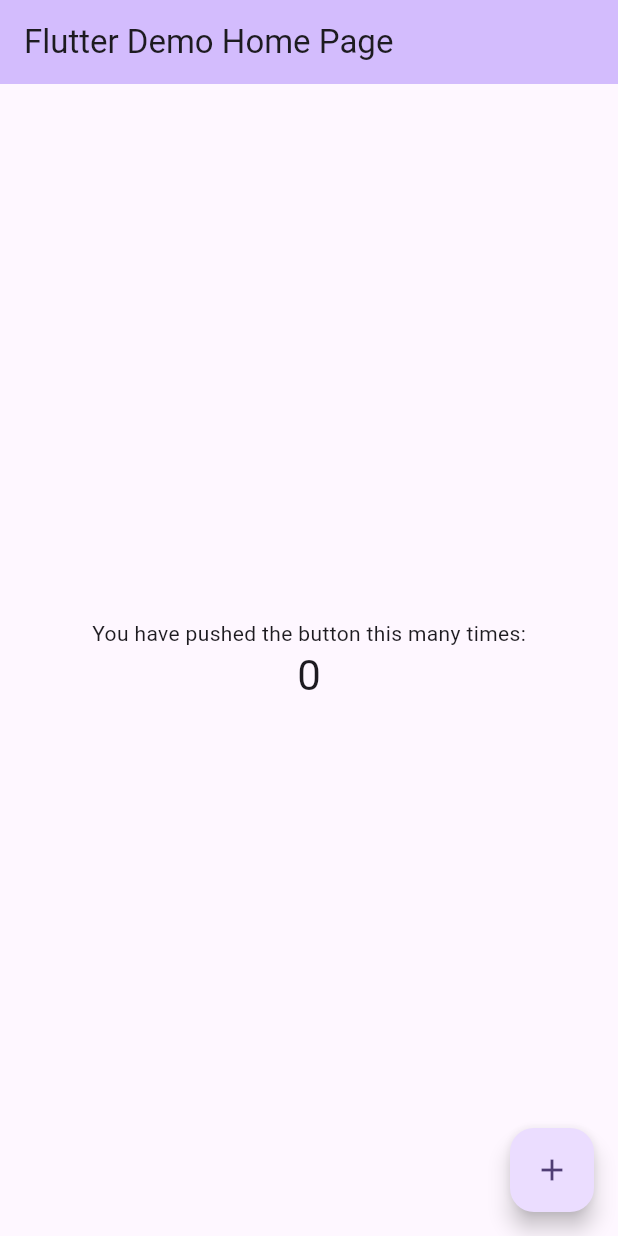
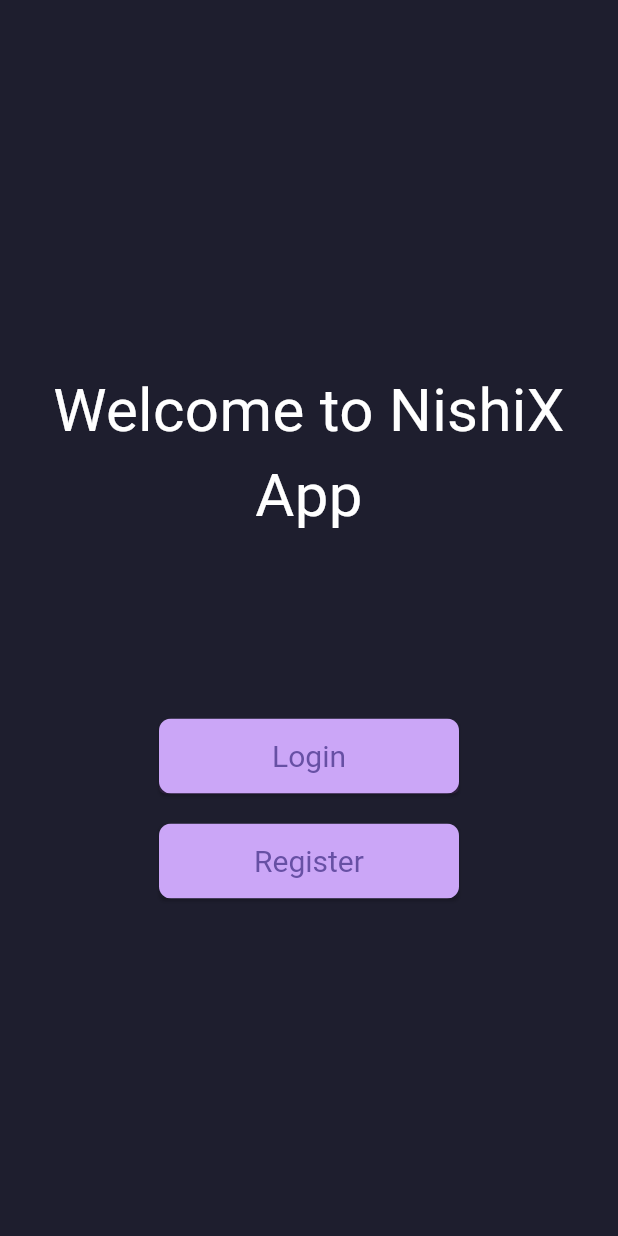
Before and after one commit to Arelennee/To_Do_Flutter, a Flutter app: the screen it shows after launch, on a phone screen of 412 x 824 dp. Run offline on Flutter 3.47's test engine with Material 3 defaults, Android fonts, the phone set to English and light mode, and no system bars.

Commit message:
Login y Register añadidos

```diff
--- a/lib/main.dart
+++ b/lib/main.dart
@@ -1,122 +1,13 @@
 import 'package:flutter/material.dart';
+import 'screens/home_screen.dart';
 
 void main() {
-  runApp(const MyApp());
+  runApp(MyApp());
 }
 
 class MyApp extends StatelessWidget {
-  const MyApp({super.key});
-
-  // This widget is the root of your application.
   @override
   Widget build(BuildContext context) {
-    return MaterialApp(
-      title: 'Flutter Demo',
-      theme: ThemeData(
-        // This is the theme of your application.
-        //
-        // TRY THIS: Try running your application with "flutter run". You'll see
-        // the application has a purple toolbar. Then, without quitting the app,
-        // try changing the seedColor in the colorScheme below to Colors.green
-        // and then invoke "hot reload" (save your changes or press the "hot
-        // reload" button in a Flutter-supported IDE, or press "r" if you used
-        // the command line to start the app).
-        //
-        // Notice that the counter didn't reset back to zero; the application
-        // state is not lost during the reload. To reset the state, use hot
-        // restart instead.
-        //
-        // This works for code too, not just values: Most code changes can be
-        // tested with just a hot reload.
-        colorScheme: ColorScheme.fromSeed(seedColor: Colors.deepPurple),
-      ),
-      home: const MyHomePage(title: 'Flutter Demo Home Page'),
-    );
+    return MaterialApp(title: 'To-do App', home: HomeScreen());
   }
 }
-
-class MyHomePage extends StatefulWidget {
-  const MyHomePage({super.key, required this.title});
-
-  // This widget is the home page of your application. It is stateful, meaning
-  // that it has a State object (defined below) that contains fields that affect
-  // how it looks.
-
-  // This class is the configuration for the state. It holds the values (in this
-  // case the title) provided by the parent (in this case the App widget) and
-  // used by the build method of the State. Fields in a Widget subclass are
-  // always marked "final".
-
-  final String title;
-
-  @override
-  State<MyHomePage> createState() => _MyHomePageState();
-}
-
-class _MyHomePageState extends State<MyHomePage> {
-  int _counter = 0;
-
-  void _incrementCounter() {
-    setState(() {
-      // This call to setState tells the Flutter framework that something has
-      // changed in this State, which causes it to rerun the build method below
-      // so that the display can reflect the updated values. If we changed
-      // _counter without calling setState(), then the build method would not be
-      // called again, and so nothing would appear to happen.
-      _counter++;
-    });
-  }
-
-  @override
-  Widget build(BuildContext context) {
-    // This method is rerun every time setState is called, for instance as done
-    // by the _incrementCounter method above.
-    //
-    // The Flutter framework has been optimized to make rerunning build methods
-    // fast, so that you can just rebuild anything that needs updating rather
-    // than having to individually change instances of widgets.
-    return Scaffold(
-      appBar: AppBar(
-        // TRY THIS: Try changing the color here to a specific color (to
-        // Colors.amber, perhaps?) and trigger a hot reload to see the AppBar
-        // change color while the other colors stay the same.
-        backgroundColor: Theme.of(context).colorScheme.inversePrimary,
-        // Here we take the value from the MyHomePage object that was created by
-        // the App.build method, and use it to set our appbar title.
-        title: Text(widget.title),
-      ),
-      body: Center(
-        // Center is a layout widget. It takes a single child and positions it
-        // in the middle of the parent.
-        child: Column(
-          // Column is also a layout widget. It takes a list of children and
-          // arranges them vertically. By default, it sizes itself to fit its
-          // children horizontally, and tries to be as tall as its parent.
-          //
-          // Column has various properties to control how it sizes itself and
-          // how it positions its children. Here we use mainAxisAlignment to
-          // center the children vertically; the main axis here is the vertical
-          // axis because Columns are vertical (the cross axis would be
-          // horizontal).
-          //
-          // TRY THIS: Invoke "debug painting" (choose the "Toggle Debug Paint"
-          // action in the IDE, or press "p" in the console), to see the
-          // wireframe for each widget.
-          mainAxisAlignment: MainAxisAlignment.center,
-          children: <Widget>[
-            const Text('You have pushed the button this many times:'),
-            Text(
-              '$_counter',
-              style: Theme.of(context).textTheme.headlineMedium,
-            ),
-          ],
-        ),
-      ),
-      floatingActionButton: FloatingActionButton(
-        onPressed: _incrementCounter,
-        tooltip: 'Increment',
-        child: const Icon(Icons.add),
-      ), // This trailing comma makes auto-formatting nicer for build methods.
-    );
-  }
-}
--- /dev/null
+++ b/lib/screens/home_screen.dart
@@ -0,0 +1,97 @@
+import 'package:flutter/material.dart';
+import 'package:animations/animations.dart';
+
+import 'login_screen.dart';
+import 'register_screen.dart';
+
+class HomeScreen extends StatelessWidget {
+  const HomeScreen({super.key});
+
+  @override
+  Widget build(BuildContext context) {
+    return Scaffold(
+      backgroundColor: Color(0xFF1E1E2E),
+      body: Center(
+        child: Column(
+          mainAxisAlignment: MainAxisAlignment.center,
+          children: [
+            Padding(
+              padding: EdgeInsets.all(20),
+              child: Text(
+                'Welcome to NishiX App',
+                textAlign: TextAlign.center,
+                style: TextStyle(
+                  fontSize: 40,
+                  fontWeight: FontWeight.normal,
+                  color: Colors.white,
+                ),
+              ),
+            ),
+            SizedBox(height: 100),
+            OpenContainer(
+              transitionType: ContainerTransitionType.fadeThrough,
+              transitionDuration: Duration(milliseconds: 450),
+              closedColor: Color(0xFF1E1E2E),
+              closedBuilder:
+                  (context, openContainer) => SizedBox(
+                    width: 200,
+                    height: 50,
+                    child: ElevatedButton(
+                      onPressed: openContainer,
+                      style: ElevatedButton.styleFrom(
+                        backgroundColor: Color(0xFFCBA6F7),
+                        elevation: 6,
+                        shadowColor: Colors.purpleAccent.withValues(alpha: 0.4),
+                        padding: EdgeInsets.all(12),
+                        minimumSize: Size(187, 47),
+                        shape: RoundedRectangleBorder(
+                          borderRadius: BorderRadius.circular(8),
+                        ),
+                        textStyle: TextStyle(
+                          fontSize: 20,
+                          fontWeight: FontWeight.normal,
+                          fontStyle: FontStyle.normal,
+                        ),
+                      ),
+                      child: Text('Login'),
+                    ),
+                  ),
+              openBuilder: (context, _) => LoginPage(),
+            ),
+            SizedBox(height: 20),
+            OpenContainer(
+              transitionType: ContainerTransitionType.fadeThrough,
+              transitionDuration: Duration(milliseconds: 450),
+              closedColor: Color(0xFF1E1E2E),
+              closedBuilder:
+                  (context, openContainer) => SizedBox(
+                    width: 200,
+                    height: 50,
+                    child: ElevatedButton(
+                      onPressed: openContainer,
+                      style: ElevatedButton.styleFrom(
+                        backgroundColor: Color(0xFFCBA6F7),
+                        elevation: 7,
+                        shadowColor: Colors.black,
+                        padding: EdgeInsets.all(12),
+                        minimumSize: Size(187, 47),
+                        shape: RoundedRectangleBorder(
+                          borderRadius: BorderRadius.circular(8),
+                        ),
+                        textStyle: TextStyle(
+                          fontSize: 20,
+                          fontWeight: FontWeight.normal,
+                          fontStyle: FontStyle.normal,
+                        ),
+                      ),
+                      child: Text('Register'),
+                    ),
+                  ),
+              openBuilder: (context, _) => RegisterPage(),
+            ),
+          ],
+        ),
+      ),
+    );
+  }
+}
--- a/pubspec.yaml
+++ b/pubspec.yaml
@@ -2,7 +2,7 @@ name: to_do
 description: "A new Flutter project."
 # The following line prevents the package from being accidentally published to
 # pub.dev using `flutter pub publish`. This is preferred for private packages.
-publish_to: 'none' # Remove this line if you wish to publish to pub.dev
+publish_to: "none" # Remove this line if you wish to publish to pub.dev
 
 # The following defines the version and build number for your application.
 # A version number is three numbers separated by dots, like 1.2.43
@@ -30,6 +30,7 @@ environment:
 dependencies:
   flutter:
     sdk: flutter
+  animations: ^2.0.8
 
   # The following adds the Cupertino Icons font to your application.
   # Use with the CupertinoIcons class for iOS style icons.
@@ -51,7 +52,6 @@ dev_dependencies:
 
 # The following section is specific to Flutter packages.
 flutter:
-
   # The following line ensures that the Material Icons font is
   # included with your application, so that you can use the icons in
   # the material Icons class.
```
Also changed, not shown: lib/screens/login_screen.dart (added, +126 -0 lines), lib/screens/register_screen.dart (added, +160 -0 lines), pubspec.lock, 1 other file.
